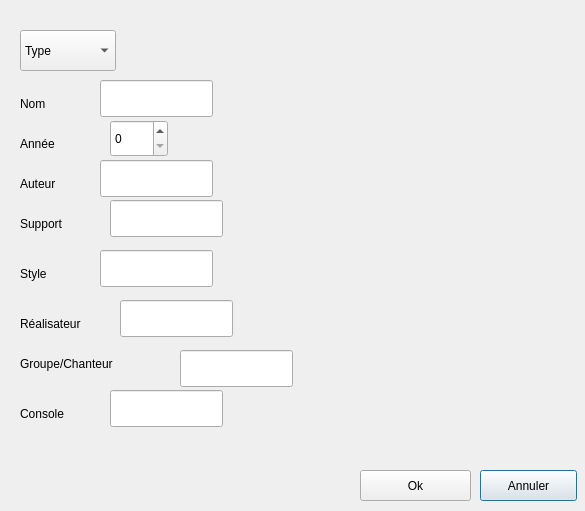
guiraz/ProjetTOO, file adddoc.ui: the form before one commit.
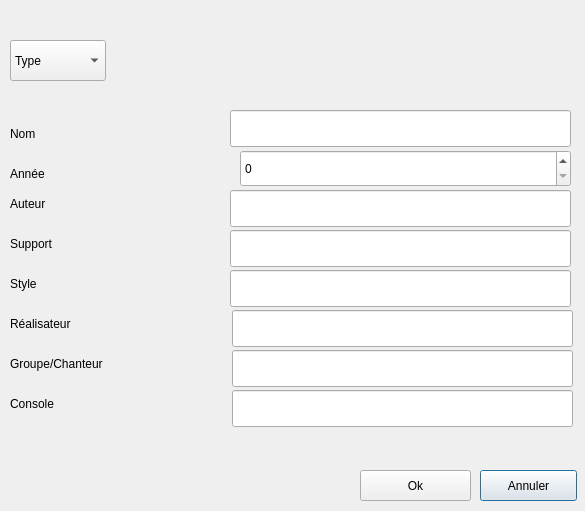
The form after the commit.

Diff of the .ui file:
```diff
--- a/adddoc.ui
+++ b/adddoc.ui
@@ -29,8 +29,8 @@
   <widget class="QComboBox" name="comboBoxType">
    <property name="geometry">
     <rect>
-     <x>20</x>
-     <y>30</y>
+     <x>10</x>
+     <y>40</y>
      <width>96</width>
      <height>41</height>
     </rect>
@@ -74,8 +74,8 @@
   <widget class="QLabel" name="labelName">
    <property name="geometry">
     <rect>
-     <x>20</x>
-     <y>90</y>
+     <x>10</x>
+     <y>120</y>
      <width>85</width>
      <height>27</height>
     </rect>
@@ -87,8 +87,8 @@
   <widget class="QLabel" name="labelYear">
    <property name="geometry">
     <rect>
-     <x>20</x>
-     <y>130</y>
+     <x>10</x>
+     <y>160</y>
      <width>85</width>
      <height>27</height>
     </rect>
@@ -100,8 +100,8 @@
   <widget class="QLabel" name="labelAutor">
    <property name="geometry">
     <rect>
-     <x>20</x>
-     <y>170</y>
+     <x>10</x>
+     <y>190</y>
      <width>85</width>
      <height>27</height>
     </rect>
@@ -113,8 +113,8 @@
   <widget class="QLabel" name="labelMount">
    <property name="geometry">
     <rect>
-     <x>20</x>
-     <y>210</y>
+     <x>10</x>
+     <y>230</y>
      <width>85</width>
      <height>27</height>
     </rect>
@@ -126,8 +126,8 @@
   <widget class="QLabel" name="labelStyle">
    <property name="geometry">
     <rect>
-     <x>20</x>
-     <y>260</y>
+     <x>10</x>
+     <y>270</y>
      <width>85</width>
      <height>27</height>
     </rect>
@@ -139,7 +139,7 @@
   <widget class="QLabel" name="labelDirector">
    <property name="geometry">
     <rect>
-     <x>20</x>
+     <x>10</x>
      <y>310</y>
      <width>101</width>
      <height>27</height>
@@ -152,7 +152,7 @@
   <widget class="QLabel" name="labelBand">
    <property name="geometry">
     <rect>
-     <x>20</x>
+     <x>10</x>
      <y>350</y>
      <width>161</width>
      <height>27</height>
@@ -165,8 +165,8 @@
   <widget class="QLabel" name="labelConsole">
    <property name="geometry">
     <rect>
-     <x>20</x>
-     <y>400</y>
+     <x>10</x>
+     <y>390</y>
      <width>85</width>
      <height>27</height>
     </rect>
@@ -178,9 +178,9 @@
   <widget class="QSpinBox" name="spinBoxYear">
    <property name="geometry">
     <rect>
-     <x>110</x>
-     <y>120</y>
-     <width>58</width>
+     <x>240</x>
+     <y>150</y>
+     <width>331</width>
      <height>37</height>
     </rect>
    </property>
@@ -191,9 +191,9 @@
   <widget class="QLineEdit" name="lineEditName">
    <property name="geometry">
     <rect>
-     <x>100</x>
-     <y>80</y>
-     <width>113</width>
+     <x>230</x>
+     <y>110</y>
+     <width>341</width>
      <height>37</height>
     </rect>
    </property>
@@ -201,9 +201,9 @@
   <widget class="QLineEdit" name="lineEditAutor">
    <property name="geometry">
     <rect>
-     <x>100</x>
-     <y>160</y>
-     <width>113</width>
+     <x>230</x>
+     <y>190</y>
+     <width>341</width>
      <height>37</height>
     </rect>
    </property>
@@ -211,9 +211,9 @@
   <widget class="QLineEdit" name="lineEditMount">
    <property name="geometry">
     <rect>
-     <x>110</x>
-     <y>200</y>
-     <width>113</width>
+     <x>230</x>
+     <y>230</y>
+     <width>341</width>
      <height>37</height>
     </rect>
    </property>
@@ -221,9 +221,9 @@
   <widget class="QLineEdit" name="lineEditStyle">
    <property name="geometry">
     <rect>
-     <x>100</x>
-     <y>250</y>
-     <width>113</width>
+     <x>230</x>
+     <y>270</y>
+     <width>341</width>
      <height>37</height>
     </rect>
    </property>
@@ -231,9 +231,9 @@
   <widget class="QLineEdit" name="lineEditDirector">
    <property name="geometry">
     <rect>
-     <x>120</x>
-     <y>300</y>
-     <width>113</width>
+     <x>232</x>
+     <y>310</y>
+     <width>341</width>
      <height>37</height>
     </rect>
    </property>
@@ -241,9 +241,9 @@
   <widget class="QLineEdit" name="lineEditBand">
    <property name="geometry">
     <rect>
-     <x>180</x>
+     <x>232</x>
      <y>350</y>
-     <width>113</width>
+     <width>341</width>
      <height>37</height>
     </rect>
    </property>
@@ -251,9 +251,9 @@
   <widget class="QLineEdit" name="lineEditConsole">
    <property name="geometry">
     <rect>
-     <x>110</x>
+     <x>232</x>
      <y>390</y>
-     <width>113</width>
+     <width>341</width>
      <height>37</height>
     </rect>
    </property>
```
